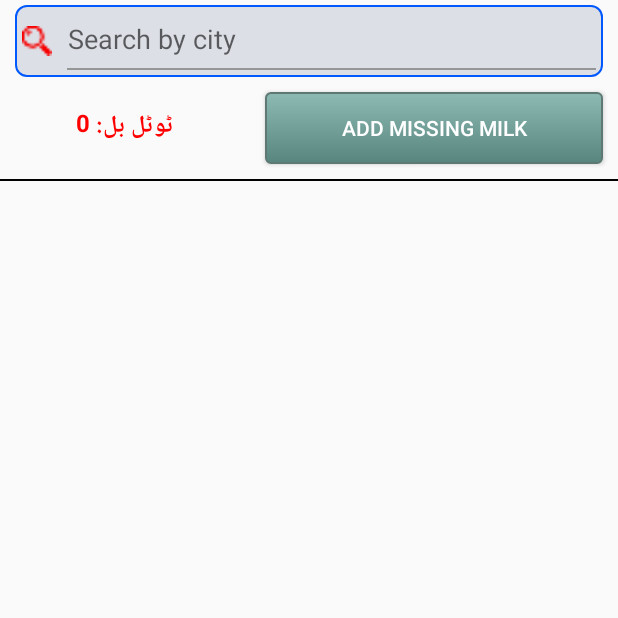
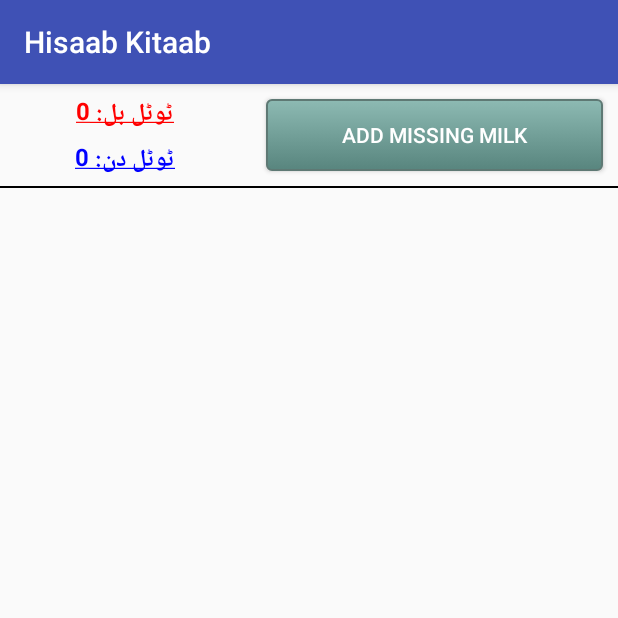
Before and after one commit to waqasjuttt/HisaabKitaab, an Android app: the List_Milk_Fragment screen opened directly, with no data from a screen before it, on a phone screen of 412 x 824 dp, the top half of it. Run offline under Robolectric (Android 15) with nearby library versions, the phone set to English and light mode, and no system bars; libraries missing offline, so code that uses them is left out: com.miguelcatalan.materialsearchview, com.sdsmdg.tastytoast, com.weiwangcn.betterspinner.

Commit message:
5th Commit

```diff
--- a/app/src/main/java/com/example/waqas/hisaabkitaab/AddDailMilk_Fragment.java
+++ b/app/src/main/java/com/example/waqas/hisaabkitaab/AddDailMilk_Fragment.java
@@ -184,7 +184,7 @@ public class AddDailMilk_Fragment extends Fragment implements View.OnClickListen
         int Total;
 
         if (!strDate.toString().contains("null")) {
-            DateNTime = strDate + " " + aTime.toString();
+            DateNTime = strDate + "\n" + aTime.toString();
         }
         Per_KG = String.valueOf(per_kg_value);
         Total = per_kg_value * 75;
--- a/app/src/main/java/com/example/waqas/hisaabkitaab/List_Milk_Fragment.java
+++ b/app/src/main/java/com/example/waqas/hisaabkitaab/List_Milk_Fragment.java
@@ -5,6 +5,7 @@ import android.app.DatePickerDialog;
 import android.app.Dialog;
 import android.app.TimePickerDialog;
 import android.graphics.Color;
+import android.graphics.Paint;
 import android.os.Bundle;
 import android.support.v4.app.DialogFragment;
 import android.support.v4.view.MenuItemCompat;
@@ -62,15 +63,13 @@ public class List_Milk_Fragment extends AppCompatActivity {
     private int min;
     static final int TIME_DIALOG_ID = 1111;
 
-    int d, m, y;
-
     private Dialog MyDialogForMilk;
-    EditText et_Search;
-    View View_UnderLine;
-    LinearLayout btnClose;
+    //    EditText et_Search;
+//    View View_UnderLine;
+//    LinearLayout btnClose;
     ListView listView;
     ArrayList<Milk_Items> milk_items_list;
-    TextView tv_Grand_Total_Price, tv_Per_KG, tv_Total;
+    TextView tv_Grand_Total_Price, tv_Per_KG, tv_Total, tv_Total_Days;
     static TextView tv_date, tv_time;
     Button btnAdd, btnSave;
     private Button btn_Cancel;
@@ -100,10 +99,11 @@ public class List_Milk_Fragment extends AppCompatActivity {
         listView = (ListView) findViewById(R.id.listView);
         tv_Grand_Total_Price = (TextView) findViewById(R.id.tv_Grand_Total_Price);
         btnAdd = (Button) findViewById(R.id.btn_Add_Extra_Milk);
+        tv_Total_Days = (TextView) findViewById(R.id.tv_Total_Days);
 
-        et_Search = (EditText) findViewById(R.id.et_Search);
-        View_UnderLine = (View) findViewById(R.id.View_UnderLine);
-        btnClose = (LinearLayout) findViewById(R.id.btnClose);
+//        et_Search = (EditText) findViewById(R.id.et_Search);
+//        View_UnderLine = (View) findViewById(R.id.View_UnderLine);
+//        btnClose = (LinearLayout) findViewById(R.id.btnClose);
 
         sqliteHelper = new SqliteHelper(this);
         milk_items_list = new ArrayList<>();
@@ -120,7 +120,10 @@ public class List_Milk_Fragment extends AppCompatActivity {
         int number = Integer.parseInt(String.valueOf(sqliteHelper.Grand_Total));
         NumberFormat numberFormat = NumberFormat.getNumberInstance(Locale.US);
         String result = numberFormat.format(number);
+        tv_Grand_Total_Price.setPaintFlags(tv_Grand_Total_Price.getPaintFlags() | Paint.UNDERLINE_TEXT_FLAG);
         tv_Grand_Total_Price.setText("ٹوٹل بل: " + result);
+        tv_Total_Days.setPaintFlags(tv_Total_Days.getPaintFlags() | Paint.UNDERLINE_TEXT_FLAG);
+        tv_Total_Days.setText("ٹوٹل دن: " + String.valueOf(listView.getAdapter().getCount()));
     }
 
     private void setListners() {
@@ -132,22 +135,22 @@ public class List_Milk_Fragment extends AppCompatActivity {
             }
         });
 
-        et_Search.addTextChangedListener(textWatcher);
-        et_Search.setOnFocusChangeListener(new View.OnFocusChangeListener() {
-            @Override
-            public void onFocusChange(View v, boolean hasFocus) {
-                if (!hasFocus) {
-                    hideKeyboard(v);
-                }
-            }
-        });
-
-        btnClose.setOnClickListener(new View.OnClickListener() {
-            @Override
-            public void onClick(View view) {
-                et_Search.setText("");
-            }
-        });
+//        et_Search.addTextChangedListener(textWatcher);
+//        et_Search.setOnFocusChangeListener(new View.OnFocusChangeListener() {
+//            @Override
+//            public void onFocusChange(View v, boolean hasFocus) {
+//                if (!hasFocus) {
+//                    hideKeyboard(v);
+//                }
+//            }
+//        });
+//
+//        btnClose.setOnClickListener(new View.OnClickListener() {
+//            @Override
+//            public void onClick(View view) {
+//                et_Search.setText("");
+//            }
+//        });
 
         listView.setOnTouchListener(new View.OnTouchListener() {
             @Override
@@ -254,7 +257,7 @@ public class List_Milk_Fragment extends AppCompatActivity {
                 int Total;
 
                 if (!strDate.toString().contains("null") && !aTime.toString().contains("null")) {
-                    DateNTime = strDate + " " + aTime.toString();
+                    DateNTime = strDate + "\n" + aTime.toString();
                 }
 
                 Per_KG = String.valueOf(per_kg_value);
@@ -375,30 +378,25 @@ public class List_Milk_Fragment extends AppCompatActivity {
         }
     }
 
-    private TextWatcher textWatcher = new TextWatcher() {
-        @Override
-        public void beforeTextChanged(CharSequence s, int start, int count, int after) {
-
-        }
-
-        @Override
-        public void onTextChanged(CharSequence s, int start, int before, int count) {
-            if (s.toString().length() > 0) {
-                if (et_Search.getText().toString().length() > 0) {
-                    btnClose.setVisibility(View.VISIBLE);
-                    View_UnderLine.setBackgroundColor(Color.parseColor("#fa7676"));
-                } else if (et_Search.getText().toString().length() == 0) {
-                    btnClose.setVisibility(View.GONE);
-                    View_UnderLine.setBackgroundColor(Color.parseColor("#969696"));
-                }
-            } else if (s.toString().length() == 0) {
-                btnClose.setVisibility(View.GONE);
-                View_UnderLine.setBackgroundColor(Color.parseColor("#969696"));
-            }
-        }
-
-        @Override
-        public void afterTextChanged(Editable s) {
-        }
-    };
+//    private TextWatcher textWatcher = new TextWatcher() {
+//        @Override
+//        public void beforeTextChanged(CharSequence s, int start, int count, int after) {
+//
+//        }
+//
+//        @Override
+//        public void onTextChanged(CharSequence s, int start, int before, int count) {
+//            if (s.toString().length() > 0) {
+//                btnClose.setVisibility(View.VISIBLE);
+//                View_UnderLine.setBackgroundColor(Color.parseColor("#fa7676"));
+//            } else if (s.toString().length() == 0) {
+//                btnClose.setVisibility(View.GONE);
+//                View_UnderLine.setBackgroundColor(Color.parseColor("#969696"));
+//            }
+//        }
+//
+//        @Override
+//        public void afterTextChanged(Editable s) {
+//        }
+//    };
 }
--- a/app/src/main/java/com/example/waqas/hisaabkitaab/MilkCursorAdapter.java
+++ b/app/src/main/java/com/example/waqas/hisaabkitaab/MilkCursorAdapter.java
@@ -9,8 +9,8 @@ import android.text.InputType;
 import android.view.LayoutInflater;
 import android.view.View;
 import android.view.ViewGroup;
-import android.view.WindowManager;
-import android.view.inputmethod.InputMethodManager;
+import android.widget.Filter;
+import android.widget.Filterable;
 import android.widget.ArrayAdapter;
 import android.widget.Button;
 import android.widget.EditText;
@@ -23,21 +23,19 @@ import java.util.ArrayList;
 import java.util.List;
 import java.util.Locale;
 
-public class MilkCursorAdapter extends ArrayAdapter<Milk_Items> {
+public class MilkCursorAdapter extends ArrayAdapter<Milk_Items> implements Filterable {
 
     private Button btn_yes, btn_no;
     private List_Milk_Fragment listMilkFragment;
     private Context context;
     private SqliteHelper sqliteHelper;
-    private ArrayList<Milk_Items> milk_itemses;
+    List<Milk_Items> milk_itemses;
 
-    public MilkCursorAdapter(List_Milk_Fragment list_milk_fragment, int resource, ArrayList<Milk_Items> objects, SqliteHelper helper) {
+    public MilkCursorAdapter(List_Milk_Fragment list_milk_fragment, int resource, List<Milk_Items> objects, SqliteHelper helper) {
         super(list_milk_fragment, resource, objects);
         this.listMilkFragment = list_milk_fragment;
         this.sqliteHelper = helper;
         this.milk_itemses = objects;
-        listMilkFragment.et_Search.setFocusable(true);
-        listMilkFragment.et_Search.setFocusableInTouchMode(true);
     }
 
     @Override
@@ -59,7 +57,7 @@ public class MilkCursorAdapter extends ArrayAdapter<Milk_Items> {
             holder = (ViewHolder) convertView.getTag();
         }
 
-        holder.tv_date.setText(getItem(position).getDateNTime());
+        holder.tv_date.setText(getItem(position).getDateNTime().toString());
         holder.tv_KG.setText(getItem(position).getMilk_Quantity() + " کلو");
 
         final int number = Integer.parseInt(String.valueOf(getItem(position).getTotal_Milk()));
@@ -84,8 +82,8 @@ public class MilkCursorAdapter extends ArrayAdapter<Milk_Items> {
                 btn_yes.setOnClickListener(new View.OnClickListener() {
                     @Override
                     public void onClick(View view) {
-                        listMilkFragment.et_Search.setFocusable(false);
-                        listMilkFragment.et_Search.setFocusableInTouchMode(false);
+//                        listMilkFragment.et_Search.setFocusable(false);
+//                        listMilkFragment.et_Search.setFocusableInTouchMode(false);
 
                         sqliteHelper.deleteMilkData(getItem(position)); //delete in db
                         Toast.makeText(listMilkFragment, "ختم ہوچکا ہے!", Toast.LENGTH_LONG).show();
@@ -101,8 +99,8 @@ public class MilkCursorAdapter extends ArrayAdapter<Milk_Items> {
                 btn_no.setOnClickListener(new View.OnClickListener() {
                     @Override
                     public void onClick(View view) {
-                        listMilkFragment.et_Search.setFocusable(false);
-                        listMilkFragment.et_Search.setFocusableInTouchMode(false);
+//                        listMilkFragment.et_Search.setFocusable(false);
+//                        listMilkFragment.et_Search.setFocusableInTouchMode(false);
                         dialog.dismiss();
                     }
 
@@ -136,8 +134,6 @@ public class MilkCursorAdapter extends ArrayAdapter<Milk_Items> {
 
                     @Override
                     public void onClick(DialogInterface dialog, int which) {
-                        listMilkFragment.et_Search.setFocusable(false);
-                        listMilkFragment.et_Search.setFocusableInTouchMode(false);
                         int value = Integer.parseInt(et_milk_quantity.getText().toString());
                         if (value > 15) {
                             Toast.makeText(getContext(), "دودھ کی مقدار 1 سے 15 تک ہونی چاہی", Toast.LENGTH_SHORT).show();
@@ -156,29 +152,14 @@ public class MilkCursorAdapter extends ArrayAdapter<Milk_Items> {
                     }
                 });
 
-                alertDialog.setNegativeButton("Cancel", new DialogInterface.OnClickListener() {
-                    @Override
-                    public void onClick(DialogInterface dialogInterface, int i) {
-                        listMilkFragment.et_Search.setFocusable(false);
-                        listMilkFragment.et_Search.setFocusableInTouchMode(false);
-                    }
-                });
+                alertDialog.setNegativeButton("Cancel", null);
 
                 //show alert dialog
                 alertDialog.show();
             }
         });
 
-        listMilkFragment.et_Search.setFocusable(true);
-        listMilkFragment.et_Search.setFocusableInTouchMode(true);
-
         return convertView;
-    }
-
-    public void setFilter(List<Milk_Items> listitem) {
-        milk_itemses = new ArrayList<>();
-        milk_itemses.addAll(listitem);
-        notifyDataSetChanged();
     }
 
     private static class ViewHolder {
--- a/app/src/main/java/com/example/waqas/hisaabkitaab/Milk_Items.java
+++ b/app/src/main/java/com/example/waqas/hisaabkitaab/Milk_Items.java
@@ -1,6 +1,6 @@
 package com.example.waqas.hisaabkitaab;
 
-public class Milk_Items {
+public class Milk_Items{
 
     private int ID;
     private String DateNTime;
--- a/app/src/main/java/com/example/waqas/hisaabkitaab/SqliteHelper.java
+++ b/app/src/main/java/com/example/waqas/hisaabkitaab/SqliteHelper.java
@@ -74,7 +74,7 @@ public class SqliteHelper extends SQLiteOpenHelper {
     public ArrayList<Milk_Items> getAllData() {
         ArrayList<Milk_Items> milk_items = new ArrayList<>();
         // select query
-        String selectQuery = "SELECT  * FROM " + TABLE_NAME;
+        String selectQuery = "SELECT  * FROM " + TABLE_NAME + " ORDER BY " + KEY_DATE_N_TIME;
         SQLiteDatabase db = this.getWritableDatabase();
         Cursor cursor = db.rawQuery(selectQuery, null);
 
@@ -85,7 +85,12 @@ public class SqliteHelper extends SQLiteOpenHelper {
                 milk_items1.setID(Integer.parseInt(cursor.getString(0)));
                 milk_items1.setMilk_Quantity(cursor.getString(1));
                 milk_items1.setTotal_Milk(cursor.getInt(2));
-                milk_items1.setDateNTime(cursor.getString(3));
+                if (cursor.getString(3).toString().startsWith("0")) {
+                    String s = cursor.getString(3).toString().replaceFirst("0", "");
+                    milk_items1.setDateNTime(s);
+                } else {
+                    milk_items1.setDateNTime(cursor.getString(3));
+                }
 
                 Grand_Total = Integer.parseInt(cursor.getString(2)) + Grand_Total;
                 // Adding milk_items1 to list
--- a/app/src/main/res/layout/list_milk_fragment.xml
+++ b/app/src/main/res/layout/list_milk_fragment.xml
@@ -9,71 +9,71 @@
     android:orientation="vertical"
     tools:context="com.example.waqas.hisaabkitaab.List_Milk_Fragment">
 
-    <LinearLayout
-        android:layout_width="match_parent"
-        android:layout_height="wrap_content"
-        android:layout_marginLeft="10dp"
-        android:layout_marginRight="10dp"
-        android:layout_marginTop="3dp"
-        android:background="@drawable/search_background"
-        android:orientation="horizontal">
+    <!--<LinearLayout-->
+    <!--android:layout_width="match_parent"-->
+    <!--android:layout_height="wrap_content"-->
+    <!--android:layout_marginLeft="10dp"-->
+    <!--android:layout_marginRight="10dp"-->
+    <!--android:layout_marginTop="3dp"-->
+    <!--android:background="@drawable/search_background"-->
+    <!--android:orientation="horizontal">-->
 
-        <ImageView
-            android:layout_width="20dp"
-            android:layout_height="20dp"
-            android:layout_gravity="center"
-            android:src="@drawable/search_red" />
+    <!--<ImageView-->
+    <!--android:layout_width="20dp"-->
+    <!--android:layout_height="20dp"-->
+    <!--android:layout_gravity="center"-->
+    <!--android:src="@drawable/search_red" />-->
 
-        <LinearLayout
-            android:layout_width="match_parent"
-            android:layout_height="wrap_content"
-            android:orientation="vertical">
+    <!--<LinearLayout-->
+    <!--android:layout_width="match_parent"-->
+    <!--android:layout_height="wrap_content"-->
+    <!--android:orientation="vertical">-->
 
-            <LinearLayout
-                android:layout_width="match_parent"
-                android:layout_height="wrap_content"
-                android:orientation="horizontal"
-                android:weightSum="10">
+    <!--<LinearLayout-->
+    <!--android:layout_width="match_parent"-->
+    <!--android:layout_height="wrap_content"-->
+    <!--android:orientation="horizontal"-->
+    <!--android:weightSum="10">-->
 
-                <EditText
-                    android:id="@+id/et_Search"
-                    android:layout_width="match_parent"
-                    android:layout_height="wrap_content"
-                    android:layout_gravity="center"
-                    android:layout_marginLeft="5dp"
-                    android:layout_weight="9"
-                    android:background="@null"
-                    android:gravity="left"
-                    android:hint="Search by city"
-                    android:inputType="date"
-                    android:padding="5dp" />
+    <!--<EditText-->
+    <!--android:id="@+id/et_Search"-->
+    <!--android:layout_width="match_parent"-->
+    <!--android:layout_height="wrap_content"-->
+    <!--android:layout_gravity="center"-->
+    <!--android:layout_marginLeft="5dp"-->
+    <!--android:layout_weight="9"-->
+    <!--android:background="@null"-->
+    <!--android:gravity="left"-->
+    <!--android:hint="Search by city"-->
+    <!--android:inputType="date"-->
+    <!--android:padding="5dp" />-->
 
-                <LinearLayout
-                    android:id="@+id/btnClose"
-                    android:layout_width="wrap_content"
-                    android:layout_height="wrap_content"
-                    android:layout_gravity="center"
-                    android:layout_weight="1"
-                    android:gravity="center"
-                    android:visibility="gone">
+    <!--<LinearLayout-->
+    <!--android:id="@+id/btnClose"-->
+    <!--android:layout_width="wrap_content"-->
+    <!--android:layout_height="wrap_content"-->
+    <!--android:layout_gravity="center"-->
+    <!--android:layout_weight="1"-->
+    <!--android:gravity="center"-->
+    <!--android:visibility="gone">-->
 
-                    <ImageView
-                        android:layout_width="25dp"
-                        android:layout_height="25dp"
-                        android:layout_gravity="center"
-                        android:src="@drawable/close_black" />
-                </LinearLayout>
-            </LinearLayout>
+    <!--<ImageView-->
+    <!--android:layout_width="25dp"-->
+    <!--android:layout_height="25dp"-->
+    <!--android:layout_gravity="center"-->
+    <!--android:src="@drawable/close_black" />-->
+    <!--</LinearLayout>-->
+    <!--</LinearLayout>-->
 
-            <View
-                android:id="@+id/View_UnderLine"
-                android:layout_width="match_parent"
-                android:layout_height="1dp"
-                android:layout_marginLeft="10dp"
-                android:layout_marginTop="2dp"
-                android:background="#969696" />
-        </LinearLayout>
-    </LinearLayout>
+    <!--<View-->
+    <!--android:id="@+id/View_UnderLine"-->
+    <!--android:layout_width="match_parent"-->
+    <!--android:layout_height="1dp"-->
+    <!--android:layout_marginLeft="10dp"-->
+    <!--android:layout_marginTop="2dp"-->
+    <!--android:background="#969696" />-->
+    <!--</LinearLayout>-->
+    <!--</LinearLayout>-->
 
     <LinearLayout
         android:id="@+id/linearLayout"
@@ -85,17 +85,37 @@
         android:orientation="horizontal"
         android:weightSum="10">
 
+        <LinearLayout
+            android:layout_width="wrap_content"
+            android:layout_height="wrap_content"
+            android:layout_gravity="center"
+            android:layout_weight="5"
+            android:orientation="vertical">
+
             <TextView
                 android:id="@+id/tv_Grand_Total_Price"
                 android:layout_width="wrap_content"
                 android:layout_height="wrap_content"
-            android:layout_marginTop="7dp"
-            android:layout_weight="5"
+                android:layout_gravity="center"
+                android:layout_marginTop="3dp"
                 android:gravity="center"
                 android:text="Grand Total Price"
                 android:textColor="#f00"
                 android:textSize="@dimen/TextSize_16sp"
                 android:textStyle="bold" />
+
+            <TextView
+                android:id="@+id/tv_Total_Days"
+                android:layout_width="wrap_content"
+                android:layout_height="wrap_content"
+                android:layout_gravity="center"
+                android:layout_marginTop="3dp"
+                android:gravity="center"
+                android:text="Total Days"
+                android:textColor="#0000ff"
+                android:textSize="@dimen/TextSize_16sp"
+                android:textStyle="bold" />
+        </LinearLayout>
 
         <Button
             android:id="@+id/btn_Add_Extra_Milk"
```
Also changed, not shown: app/src/main/AndroidManifest.xml (+6 -6 lines). Lines whose indentation alone changed are shown as unchanged.
